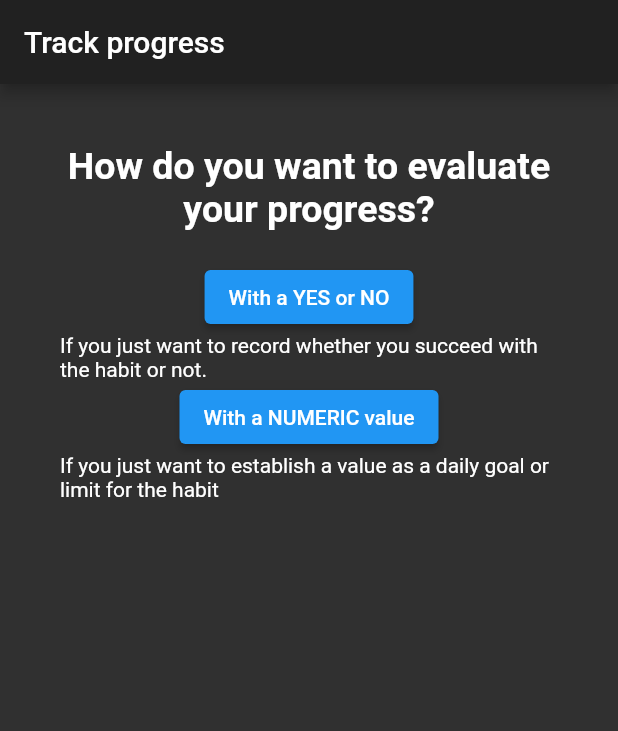
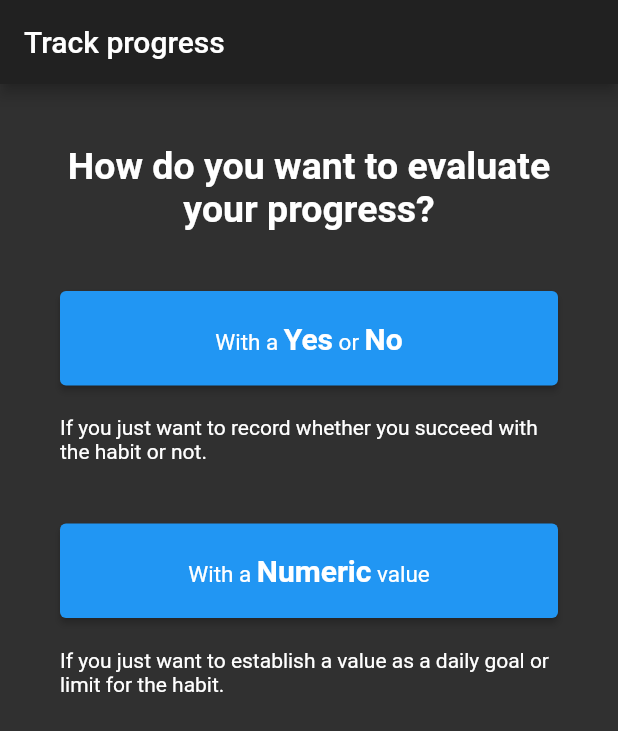
Before and after one commit to melvinodsa/habit-app, a Flutter app: the screen it shows after launch, on a phone screen of 412 x 824 dp. Shown: the top 731 px of the screen. Run offline on Flutter 3.47's test engine with Material 2 defaults, Android fonts, the light colour scheme and no system bars; our stand-ins replace flutter_svg.

Commit message:
Styled track progress screen

```diff
--- a/lib/screens/habits/new_habit/track_progress.dart
+++ b/lib/screens/habits/new_habit/track_progress.dart
@@ -35,33 +35,36 @@ class _TrackHabitProgressState extends State<TrackHabitProgress> {
     );
   }
 
-  Column _buildNumerical() {
-    return Column(
-      children: [
-        ElevatedButton(
-            onPressed: () => {print("pressed okay")},
-            child: Text("With a NUMERIC value")),
-        Text(
-            "If you just want to establish a value as a daily goal or limit for the habit"),
+  Widget _buildNumerical() {
+    return _TrackProgressOption(
+      context: context,
+      buttonText: [
+        _SpecialText(label: "With a ", emphasised: false),
+        _SpecialText(label: "Numeric", emphasised: true),
+        _SpecialText(label: " value", emphasised: false),
       ],
+      helperText:
+          "If you just want to establish a value as a daily goal or limit for the habit.",
     );
   }
 
-  Column _buildYesOrNo() {
-    return Column(
-      children: [
-        ElevatedButton(
-            onPressed: () => {print("pressed okay")},
-            child: Text("With a YES or NO")),
-        Text(
-            "If you just want to record whether you succeed with the habit or not."),
+  Widget _buildYesOrNo() {
+    return _TrackProgressOption(
+      context: context,
+      buttonText: [
+        _SpecialText(label: "With a ", emphasised: false),
+        _SpecialText(label: "Yes", emphasised: true),
+        _SpecialText(label: " or ", emphasised: false),
+        _SpecialText(label: "No", emphasised: true)
       ],
+      helperText:
+          "If you just want to record whether you succeed with the habit or not.",
     );
   }
 
   Widget _buildQuestion() {
     return Container(
-      margin: EdgeInsets.only(bottom: 20),
+      margin: EdgeInsets.only(bottom: 40),
       child: Text(
         "How do you want to evaluate your progress?",
         textAlign: TextAlign.center,
@@ -73,3 +76,57 @@ class _TrackHabitProgressState extends State<TrackHabitProgress> {
     );
   }
 }
+
+class _TrackProgressOption extends StatelessWidget {
+  const _TrackProgressOption({
+    Key? key,
+    required this.context,
+    required this.buttonText,
+    required this.helperText,
+  }) : super(key: key);
+
+  final BuildContext context;
+  final List<_SpecialText> buttonText;
+  final String helperText;
+
+  @override
+  Widget build(BuildContext context) {
+    return Container(
+      margin: EdgeInsets.only(bottom: 40),
+      child: Column(
+        children: [
+          Container(
+            margin: EdgeInsets.only(bottom: 20),
+            child: SizedBox(
+              width: MediaQuery.of(context).size.width - 80,
+              child: ElevatedButton(
+                  onPressed: () => {print("pressed okay")},
+                  style: ElevatedButton.styleFrom(
+                      padding: EdgeInsets.only(top: 20, bottom: 20)),
+                  child: RichText(
+                      text: TextSpan(
+                          children: buttonText
+                              .map((i) => i.buildTextSpan())
+                              .toList()))),
+            ),
+          ),
+          Text(helperText),
+        ],
+      ),
+    );
+  }
+}
+
+class _SpecialText {
+  _SpecialText({required this.label, required this.emphasised});
+  final String label;
+  final bool emphasised;
+
+  TextSpan buildTextSpan() {
+    return TextSpan(
+        text: label,
+        style: TextStyle(
+            fontSize: emphasised ? 20 : 15,
+            fontWeight: emphasised ? FontWeight.bold : FontWeight.normal));
+  }
+}
--- a/lib/screens/index.dart
+++ b/lib/screens/index.dart
@@ -2,6 +2,7 @@ import 'package:flutter/material.dart';
 import 'package:habit/config/index.dart';
 import 'package:habit/models/card_data.dart';
 import 'package:habit/models/habit.dart';
+import 'package:habit/screens/habits/index.dart';
 import 'package:habit/screens/habits/new_habit/track_progress.dart';
 
 class Screens extends StatelessWidget {
```
